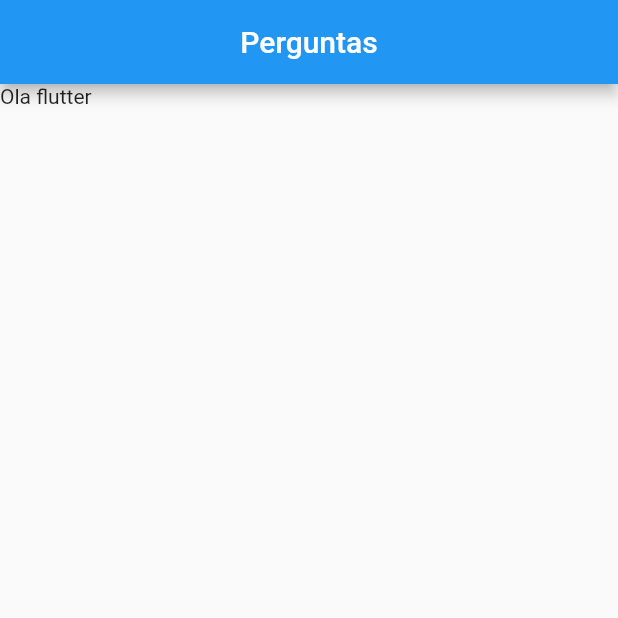
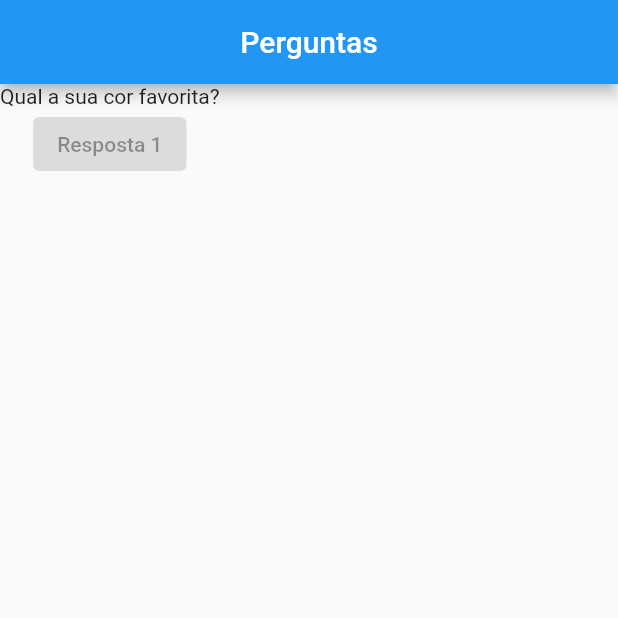
Before and after one commit to absjuniordev/projeto_perguntas, a Flutter app: the screen it shows after launch, on a phone screen of 412 x 824 dp, the top half of it. Run offline on Flutter 3.47's test engine with Material 2 defaults, Android fonts, the phone set to English and light mode, and no system bars.

Commit message:
Organizando os widgets com o Collumn

```diff
--- a/lib/main.dart
+++ b/lib/main.dart
@@ -4,11 +4,18 @@ void main() => runApp(PerguntaApp());
 
 @override
 class PerguntaApp extends StatelessWidget {
+  final perguntas = ["Qual a sua cor favorita?", "Qual o seu animal favorito?"];
+
   Widget build(BuildContext context) {
     return MaterialApp(
       home: Scaffold(
         appBar: AppBar(centerTitle: true, title: const Text('Perguntas')),
-        body: const Text('Ola flutter'),
+        body: Column(
+          children: [
+            Text(perguntas[0]),
+            const ElevatedButton(onPressed: null, child: Text("Resposta 1")),
+          ],
+        ),
       ),
     );
   }
```
